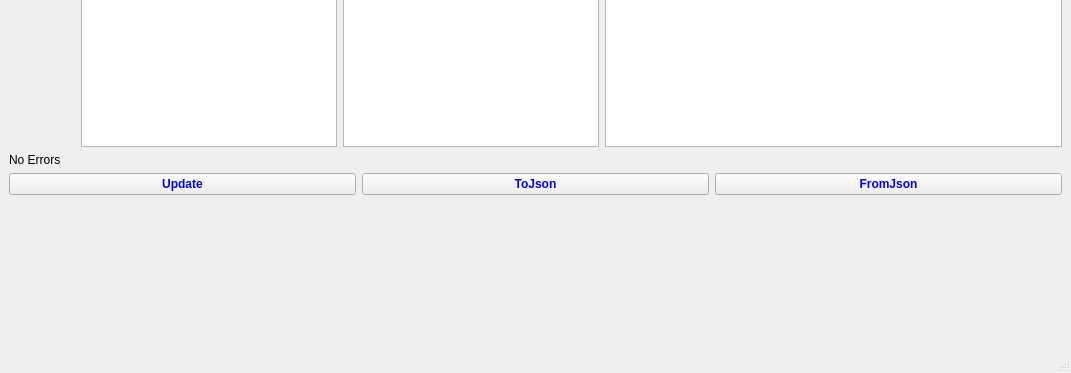
The window that Examples/AppParameterBasicUsage/mainwindow.ui (g-gualeni/QtNoid2) describes before a commit, drawn with Qt 5; both pictures show x 0 to 1071 and y 236 to 609 of the 1071 by 609 pixel window.
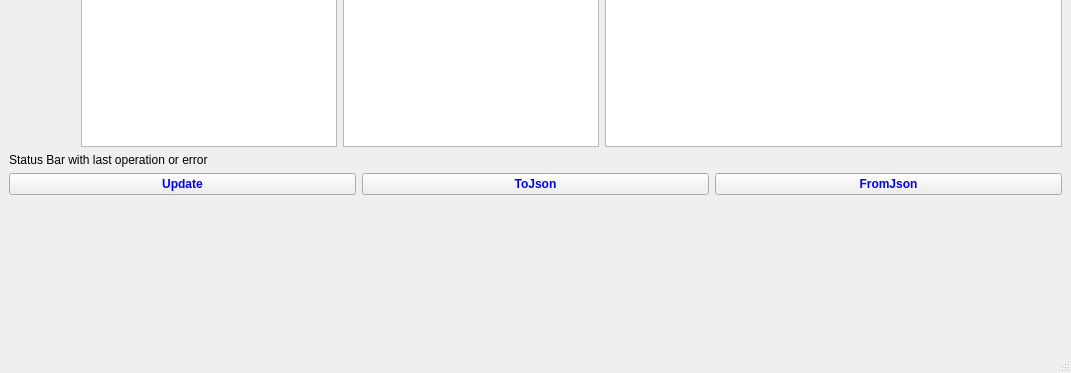
The same window after the commit.

Patch:
```diff
--- a/Examples/AppParameterBasicUsage/mainwindow.ui
+++ b/Examples/AppParameterBasicUsage/mainwindow.ui
@@ -208,7 +208,7 @@
     <item>
      <widget class="QLabel" name="txtErrors">
       <property name="text">
-       <string>No Errors</string>
+       <string>Status Bar with last operation or error</string>
       </property>
      </widget>
     </item>
```
Left out of the diff: 2 changed lines with no effect on the pictures.
